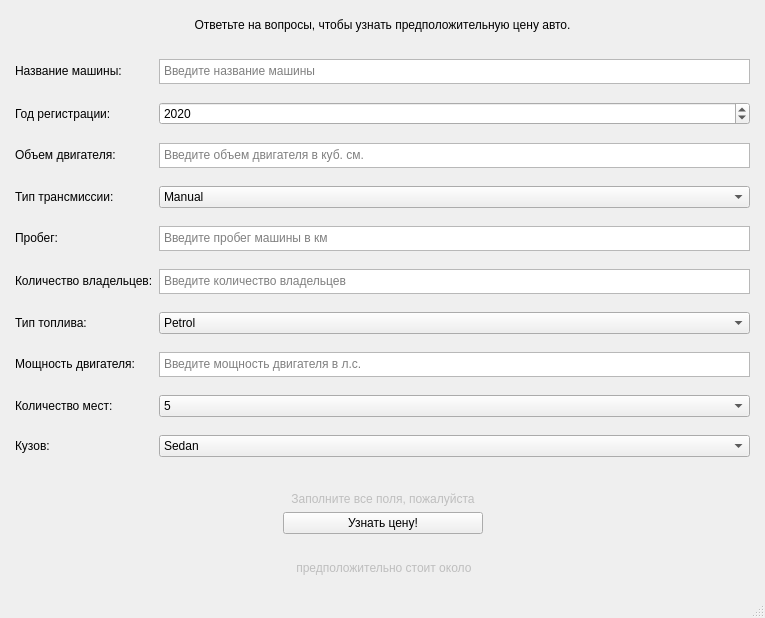
azamat-happy/car_stat, file _ui.ui: the form before one commit.
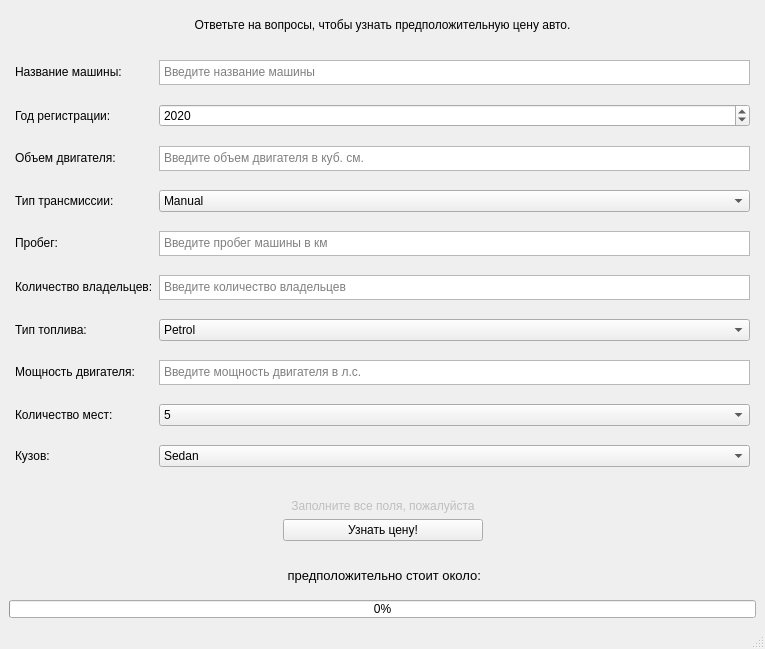
The form after the commit.

Commit message: Немного поменял UI

```diff
--- a/_ui.ui
+++ b/_ui.ui
@@ -7,7 +7,7 @@
     <x>0</x>
     <y>0</y>
     <width>765</width>
-    <height>618</height>
+    <height>649</height>
    </rect>
   </property>
   <property name="maximumSize">
@@ -118,6 +118,9 @@
       </item>
       <item row="4" column="0">
        <widget class="QLabel" name="labelTransmissionType">
+        <property name="enabled">
+         <bool>true</bool>
+        </property>
         <property name="text">
          <string>Тип трансмиссии:</string>
         </property>
@@ -447,7 +450,12 @@
        <item>
         <widget class="QLabel" name="name_car_lb">
          <property name="enabled">
-          <bool>false</bool>
+          <bool>true</bool>
+         </property>
+         <property name="font">
+          <font>
+           <pointsize>10</pointsize>
+          </font>
          </property>
          <property name="text">
           <string/>
@@ -457,17 +465,31 @@
        <item>
         <widget class="QLabel" name="label">
          <property name="enabled">
-          <bool>false</bool>
+          <bool>true</bool>
+         </property>
+         <property name="font">
+          <font>
+           <pointsize>10</pointsize>
+           <weight>50</weight>
+           <bold>false</bold>
+          </font>
          </property>
          <property name="text">
-          <string> предположительно стоит около</string>
+          <string> предположительно стоит около:</string>
          </property>
         </widget>
        </item>
        <item>
         <widget class="QLabel" name="price_lb">
          <property name="enabled">
-          <bool>false</bool>
+          <bool>true</bool>
+         </property>
+         <property name="font">
+          <font>
+           <pointsize>10</pointsize>
+           <weight>75</weight>
+           <bold>true</bold>
+          </font>
          </property>
          <property name="text">
           <string/>
@@ -506,6 +528,37 @@
       </property>
      </spacer>
     </item>
+    <item>
+     <widget class="QProgressBar" name="_bar">
+      <property name="maximumSize">
+       <size>
+        <width>16777215</width>
+        <height>18</height>
+       </size>
+      </property>
+      <property name="tabletTracking">
+       <bool>false</bool>
+      </property>
+      <property name="inputMethodHints">
+       <set>Qt::ImhNone</set>
+      </property>
+      <property name="value">
+       <number>0</number>
+      </property>
+      <property name="alignment">
+       <set>Qt::AlignCenter</set>
+      </property>
+      <property name="textVisible">
+       <bool>true</bool>
+      </property>
+      <property name="textDirection">
+       <enum>QProgressBar::TopToBottom</enum>
+      </property>
+      <property name="format">
+       <string notr="true">%p%</string>
+      </property>
+     </widget>
+    </item>
    </layout>
   </widget>
   <widget class="QStatusBar" name="statusbar"/>
```
Left out of the diff: 6 changed lines with no effect on the pictures. The commit also changes 6 other files.
